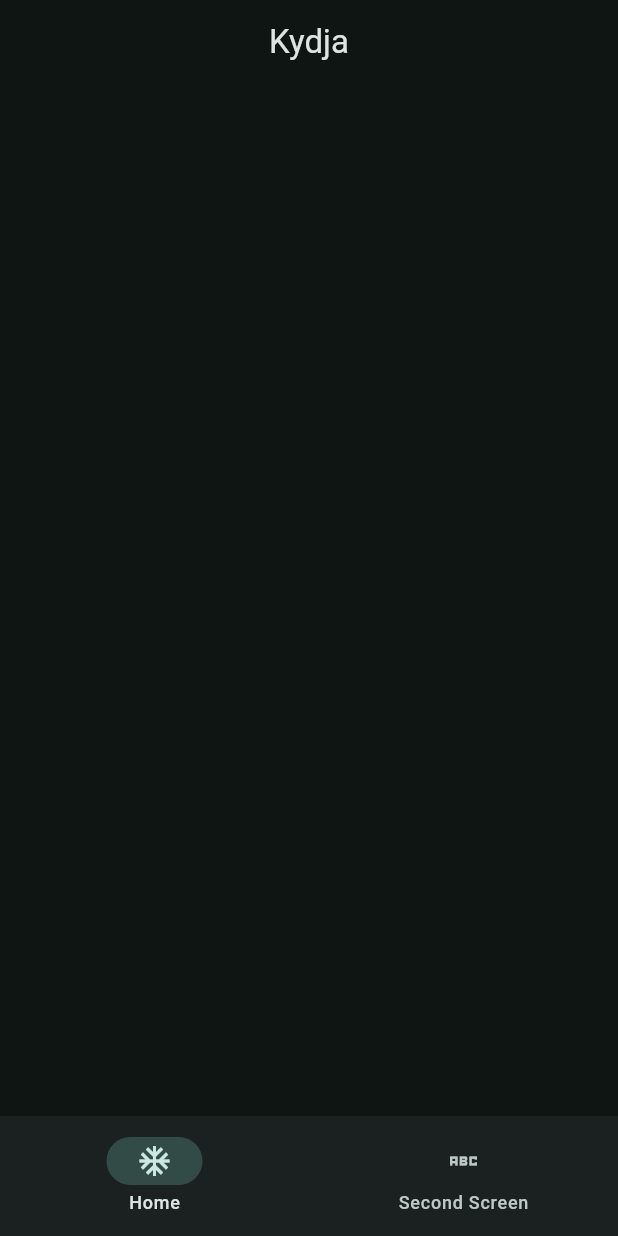
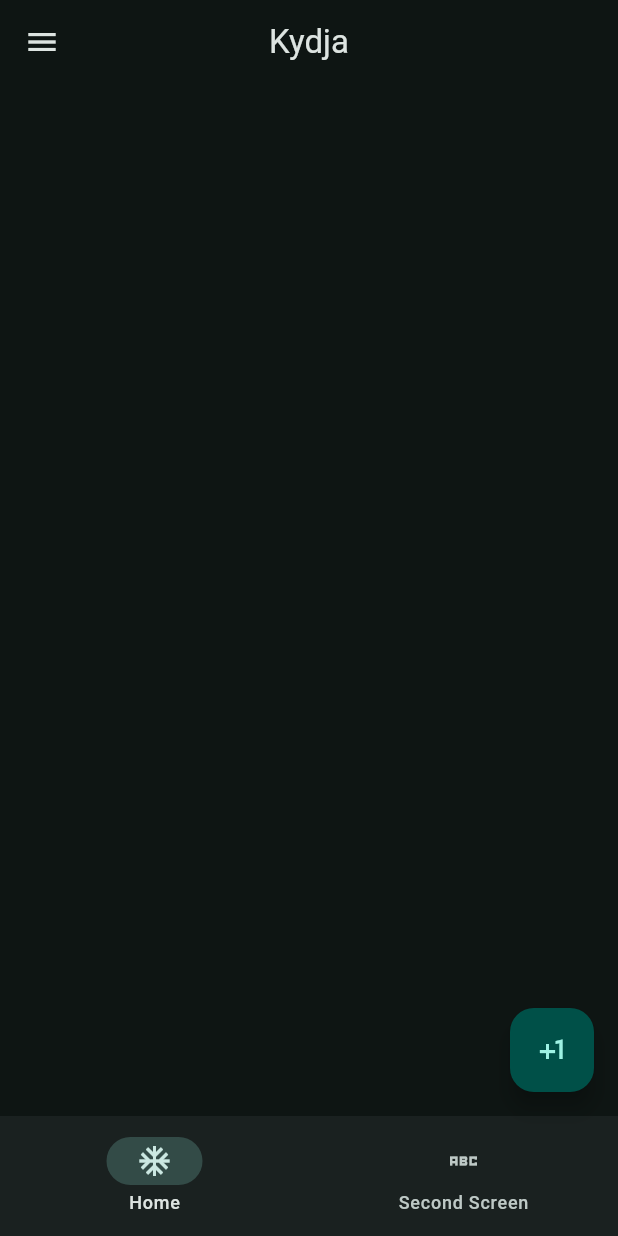
Before and after one commit to ignatius2138/learning_flutter, a Flutter app: the screen it shows after launch, on a phone screen of 412 x 824 dp. Run offline on Flutter 3.47's test engine with Material 3 defaults, Android fonts, the phone set to English and light mode, and no system bars.

Commit message:
Added basic Drawer

```diff
--- a/lib/main.dart
+++ b/lib/main.dart
@@ -19,10 +19,25 @@ class MyApp extends StatelessWidget {
       ),
       home: Scaffold(
         appBar: AppBar(title: Text("Kydja"), centerTitle: true),
+        floatingActionButton: FloatingActionButton(
+          onPressed: () {},
+          child: Icon(Icons.plus_one),
+        ),
+        drawer: Drawer(
+          child: Column(
+            children: [
+              DrawerHeader(child: Text("Header")),
+              ListTile(title: Text("Logout"),)
+            ],
+          ),
+        ),
         bottomNavigationBar: NavigationBar(
           destinations: [
             NavigationDestination(icon: Icon(Icons.ac_unit), label: "Home"),
-            NavigationDestination(icon: Icon(Icons.abc_sharp), label: "Second Screen"),
+            NavigationDestination(
+              icon: Icon(Icons.abc_sharp),
+              label: "Second Screen",
+            ),
           ],
         ),
       ),
```
